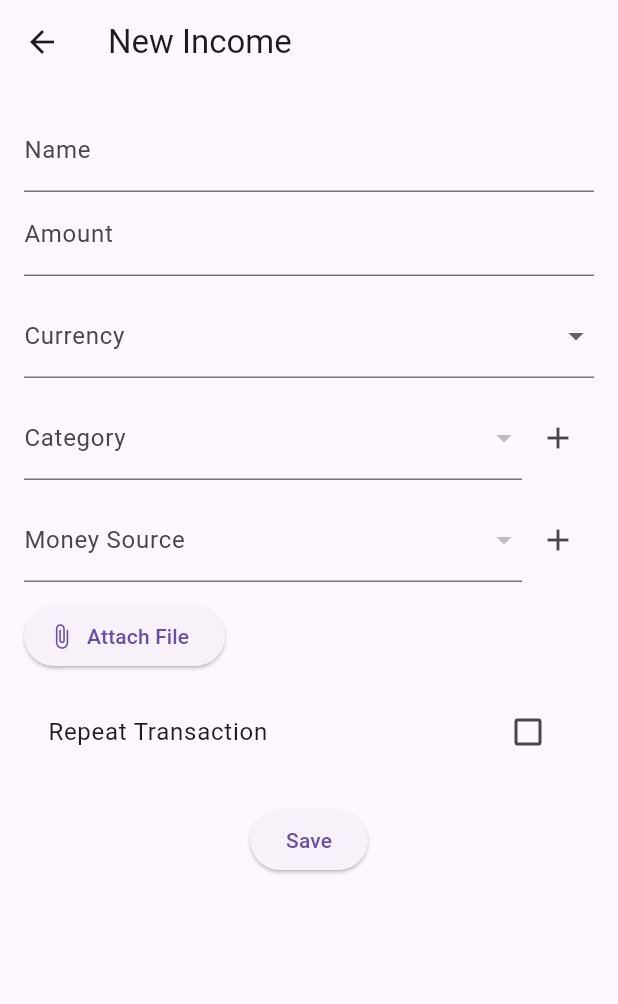
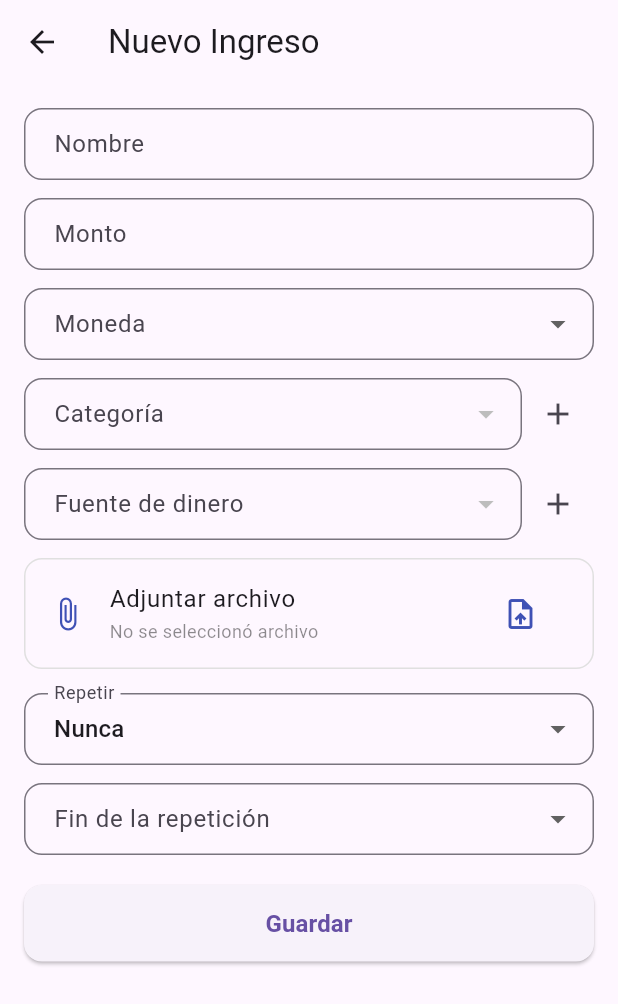
Before and after one commit to Jazmin-Loureiro/Finova, a Flutter app: the TransactionFormScreen screen opened directly, on a phone screen of 412 x 824 dp. Shown: the top 1004 px of the screen. Run offline on Flutter 3.47's test engine with Material 3 defaults, Android fonts, the phone set to English and light mode, and no system bars; our stand-ins replace file_picker, fl_chart, flutter_colorpicker, flutter_secure_storage, image_picker; accounts and stored records are empty; network calls fail.

Commit message:
Mejorar la interfaz de usuario en TransactionFormScreen: traducción de textos y ajustes en la presentación de campos.

```diff
--- a/frontend/lib/screens/transaction_form_screen.dart
+++ b/frontend/lib/screens/transaction_form_screen.dart
@@ -8,7 +8,7 @@ import 'money_maker_form_screen.dart';
 import 'category_form_screen.dart';
 
 class TransactionFormScreen extends StatefulWidget {
-  final String type; // "income" or "expense"
+  final String type; // "income" o "expense"
   const TransactionFormScreen({required this.type, super.key});
 
   @override
@@ -19,24 +19,21 @@ class _TransactionFormScreenState extends State<TransactionFormScreen> {
   final ApiService api = ApiService();
   final _formKey = GlobalKey<FormState>();
 
-  final TextEditingController amountController = TextEditingController(); // Monto controller
-  final TextEditingController nameController = TextEditingController(); // Nombre controller
+  final TextEditingController amountController = TextEditingController();
+  final TextEditingController nameController = TextEditingController();
 
-  List<MoneyMaker> moneyMakers = []; // Lista de FUENTES DE DINERO
-  MoneyMaker? selectedMoneyMaker; // Fuente de dinero seleccionada
+  List<MoneyMaker> moneyMakers = [];
+  MoneyMaker? selectedMoneyMaker;
 
-  List<Map<String, dynamic>> categories = []; // Lista de CATEGORIAS
-  Map<String, dynamic>? selectedCategory; // Categoria seleccionada
+  List<Map<String, dynamic>> categories = [];
+  Map<String, dynamic>? selectedCategory;
 
-  List<String> currencies = ["USD", "EUR", "ARG"]; // Lista de monedas
-  String? selectedCurrency; // Moneda seleccionada
+  List<String> currencies = ["USD", "EUR", "ARG"];
+  String? selectedCurrency;
 
   File? attachedFile;
-  DateTime? selectedDate;
-  TimeOfDay? selectedTime;
-
-  bool repeats = false;
   int? repeatEveryNDays;
+  String? repeatEnd; // para fin de repetición
 
   @override
   void initState() {
@@ -82,24 +79,22 @@ Future<void> _loadMoneyMakers() async {
     }
   }
 
-
-/////////////////////////////////////////////////////
   void saveTransaction() async {
     if (!_formKey.currentState!.validate()) return;
 
-    final amount = double.tryParse(amountController.text); // Monto
-    final name = nameController.text; // Nombre
-    if (amount == null || name.isEmpty || selectedMoneyMaker == null || selectedCategory == null) return; // Validacione
+    final amount = double.tryParse(amountController.text);
+    final name = nameController.text;
+    if (amount == null || name.isEmpty || selectedMoneyMaker == null || selectedCategory == null) return;
 
     final res = await api.createTransaction(
       widget.type,
       amount,
       name,
-      moneyMakerId: selectedMoneyMaker!.id, // sending MoneyMaker ID
-      categoryId: selectedCategory!['id'], // sending Category ID
+      moneyMakerId: selectedMoneyMaker!.id,
+      categoryId: selectedCategory!['id'],
       typeMoney: selectedCurrency,
       file: attachedFile,
-      repetition: repeats,
+      repetition: repeatEveryNDays != null,
       frequencyRepetition: repeatEveryNDays,
     );
 
@@ -109,12 +104,12 @@ Future<void> _loadMoneyMakers() async {
       await showDialog(
         context: context,
         builder: (_) => AlertDialog(
-          title: const Text('Success'),
-          content: Text('${widget.type} created successfully'),
+          title: const Text('Éxito'),
+          content: Text('${widget.type == "income" ? "Ingreso" : "Gasto"} creado correctamente'),
           actions: [
             TextButton(
               onPressed: () => Navigator.pop(context),
-              child: const Text('OK'),
+              child: const Text('Aceptar'),
             ),
           ],
         ),
@@ -123,34 +118,35 @@ Future<void> _loadMoneyMakers() async {
       nameController.clear();
       setState(() {
         attachedFile = null;
-        repeats = false;
         repeatEveryNDays = null;
+        repeatEnd = null;
       });
       Navigator.pop(context);
     } else {
       ScaffoldMessenger.of(context).showSnackBar(
-        const SnackBar(content: Text('Error creating transaction')),
+        const SnackBar(content: Text('Error al crear la transacción')),
       );
     }
   }
 
-  @override
-  void dispose() {
-    amountController.dispose();
-    nameController.dispose();
-    super.dispose();
+  InputDecoration _inputDecoration(String label) {
+    return InputDecoration(
+      labelText: label,
+      border: OutlineInputBorder(borderRadius: BorderRadius.circular(12)),
+      contentPadding: const EdgeInsets.symmetric(horizontal: 16, vertical: 12),
+    );
   }
 
   @override
   Widget build(BuildContext context) {
     const Map<String, String> typeLabels = {
-      "income": "Income",
-      "expense": "Expense",
+      "income": "Ingreso",
+      "expense": "Gasto",
     };
 
     return Scaffold(
       appBar: AppBar(
-        title: Text('New ${typeLabels[widget.type] ?? widget.type}'),
+        title: Text('Nuevo ${typeLabels[widget.type] ?? widget.type}'),
       ),
       body: Padding(
         padding: const EdgeInsets.all(16.0),
@@ -162,35 +158,40 @@ Future<void> _loadMoneyMakers() async {
                 // Nombre
                 TextFormField(
                   controller: nameController,
-                  decoration: const InputDecoration(labelText: 'Name'),
-                  validator: (value) => value == null || value.isEmpty ? 'Enter a name' : null,
+                  decoration: _inputDecoration('Nombre'),
+                  validator: (value) => value == null || value.isEmpty ? 'Ingrese un nombre' : null,
                 ),
+                const SizedBox(height: 12),
+
                 // Monto
                 TextFormField(
                   controller: amountController,
-                  decoration: const InputDecoration(labelText: 'Amount'),
+                  decoration: _inputDecoration('Monto'),
                   keyboardType: TextInputType.number,
                   validator: (value) {
-                    if (value == null || value.isEmpty) return 'Enter an amount';
-                    if (double.tryParse(value) == null) return 'Invalid amount';
+                    if (value == null || value.isEmpty) return 'Ingrese un monto';
+                    if (double.tryParse(value) == null) return 'Monto inválido';
                     return null;
                   },
                 ),
+                const SizedBox(height: 12),
+
                 // Moneda
-                const SizedBox(height: 12),
                 DropdownButtonFormField<String>(
-                  decoration: const InputDecoration(labelText: 'Currency'),
-                  initialValue: selectedCurrency,
+                  decoration: _inputDecoration('Moneda'),
+                  value: selectedCurrency,
                   items: currencies.map((c) => DropdownMenuItem(value: c, child: Text(c))).toList(),
                   onChanged: (value) => setState(() => selectedCurrency = value),
                 ),
                 const SizedBox(height: 12),
+
+                // Categoría
                 Row(
                   children: [
                     Expanded(
                       child: DropdownButtonFormField<Map<String, dynamic>>(
-                        decoration: const InputDecoration(labelText: 'Category'),
-                        initialValue: selectedCategory,
+                        decoration: _inputDecoration('Categoría'),
+                        value: selectedCategory,
                         items: categories
                             .map((c) => DropdownMenuItem(value: c, child: Text(c['name'])))
                             .toList(),
@@ -199,7 +200,7 @@ Future<void> _loadMoneyMakers() async {
                     ),
                     IconButton(
                       icon: const Icon(Icons.add),
-                      tooltip: 'Add Category',
+                      tooltip: 'Agregar categoría',
                       onPressed: () async {
                         final newCategory = await Navigator.push(
                           context,
@@ -207,7 +208,6 @@ Future<void> _loadMoneyMakers() async {
                             builder: (_) => CategoryFormScreen(type: widget.type),
                           ),
                         );
-
                         if (newCategory != null) {
                           setState(() {
                             categories.add(newCategory);
@@ -219,12 +219,14 @@ Future<void> _loadMoneyMakers() async {
                   ],
                 ),
                 const SizedBox(height: 12),
+
+                // Fuente de dinero
                 Row(
                   children: [
                     Expanded(
                       child: DropdownButtonFormField<MoneyMaker>(
-                        decoration: const InputDecoration(labelText: 'Money Source'),
-                        initialValue: selectedMoneyMaker,
+                        decoration: _inputDecoration('Fuente de dinero'),
+                        value: selectedMoneyMaker,
                         items: moneyMakers
                             .map((m) => DropdownMenuItem(value: m, child: Text(m.name)))
                             .toList(),
@@ -233,7 +235,7 @@ Future<void> _loadMoneyMakers() async {
                     ),
                     IconButton(
                       icon: const Icon(Icons.add),
-                      tooltip: 'Add Money Source',
+                      tooltip: 'Agregar fuente de dinero',
                       onPressed: () async {
                         final newMaker = await Navigator.push(
                           context,
@@ -241,49 +243,116 @@ Future<void> _loadMoneyMakers() async {
                         );
                         if (newMaker != null) {
                           setState(() {
-                            moneyMakers.add(newMaker);   // lo agregás a la lista
-                            selectedMoneyMaker = newMaker; // y lo seleccionás
+                            moneyMakers.add(newMaker);
+                            selectedMoneyMaker = newMaker;
                           });
                         }
                       },
                     ),
                   ],
                 ),
+                const SizedBox(height: 12),
 
-                const SizedBox(height: 12),
-                Row(
-                  children: [
-                    ElevatedButton.icon(
-                      onPressed: _pickFile,
-                      icon: const Icon(Icons.attach_file),
-                      label: const Text("Attach File"),
+                // Archivo adjunto
+                ListTile(
+                  shape: RoundedRectangleBorder(
+                    borderRadius: BorderRadius.circular(12),
+                    side: BorderSide(color: Colors.grey.shade300),
                   ),
-                    const SizedBox(width: 12),
-                    if (attachedFile != null)
-                      Expanded(
-                        child: Text(
+                  leading: const Icon(Icons.attach_file, color: Colors.indigo),
+                  title: const Text("Adjuntar archivo"),
+                  subtitle: attachedFile != null
+                      ? Text(
                           attachedFile!.path.split('/').last,
                           overflow: TextOverflow.ellipsis,
+                          style: const TextStyle(fontSize: 12, color: Colors.black54),
+                        )
+                      : const Text(
+                          "No se seleccionó archivo",
+                          style: TextStyle(fontSize: 12, color: Colors.black45),
+                        ),
+                  trailing: IconButton(
+                    icon: const Icon(Icons.upload_file, color: Colors.indigo),
+                    onPressed: _pickFile,
                   ),
                 ),
+                const SizedBox(height: 16),
+
+                // Repetición
+                DropdownButtonFormField<String>(
+                  decoration: _inputDecoration("Repetir"),
+                  value: repeatEveryNDays != null
+                      ? (repeatEveryNDays == 1
+                          ? "Daily"
+                          : repeatEveryNDays == 7
+                              ? "Weekly"
+                              : repeatEveryNDays == 30
+                                  ? "Monthly"
+                                  : repeatEveryNDays == 365
+                                      ? "Yearly"
+                                      : "Never")
+                      : "Never",
+                  items: const [
+                    DropdownMenuItem(value: "Never", child: Text("Nunca")),
+                    DropdownMenuItem(value: "Daily", child: Text("Todos los días")),
+                    DropdownMenuItem(value: "Weekly", child: Text("Una vez a la semana")),
+                    DropdownMenuItem(value: "Monthly", child: Text("Una vez al mes")),
+                    DropdownMenuItem(value: "Yearly", child: Text("Una vez al año")),
                   ],
+                  onChanged: (val) {
+                    setState(() {
+                      switch (val) {
+                        case "Daily":
+                          repeatEveryNDays = 1;
+                          break;
+                        case "Weekly":
+                          repeatEveryNDays = 7;
+                          break;
+                        case "Monthly":
+                          repeatEveryNDays = 30;
+                          break;
+                        case "Yearly":
+                          repeatEveryNDays = 365;
+                          break;
+                        default:
+                          repeatEveryNDays = null;
+                      }
+                    });
+                  },
                 ),
                 const SizedBox(height: 12),
-                CheckboxListTile(
-                  title: const Text("Repeat Transaction"),
-                  value: repeats,
-                  onChanged: (val) => setState(() => repeats = val ?? false),
-                ),
-                if (repeats)
-                  TextFormField(
-                    decoration: const InputDecoration(labelText: "Repeat every N days"),
-                    keyboardType: TextInputType.number,
-                    onChanged: (val) => repeatEveryNDays = int.tryParse(val),
+
+                // Fin de repetición
+                DropdownButtonFormField<String>(
+                  decoration: _inputDecoration("Fin de la repetición"),
+                  value: repeatEnd,
+                  items: const [
+                    DropdownMenuItem(value: "Never", child: Text("Nunca")),
+                    DropdownMenuItem(value: "After5", child: Text("Después de 5 veces")),
+                    DropdownMenuItem(value: "After10", child: Text("Después de 10 veces")),
+                    DropdownMenuItem(value: "CustomDate", child: Text("Fecha personalizada")),
+                  ],
+                  onChanged: (val) {
+                    setState(() => repeatEnd = val);
+                    // Aquí puedes abrir un DatePicker si es CustomDate
+                  },
                 ),
                 const SizedBox(height: 20),
-                ElevatedButton(
+
+                // Guardar
+                SizedBox(
+                  width: double.infinity,
+                  child: ElevatedButton(
                     onPressed: saveTransaction,
-                  child: const Text('Save'),
+                    style: ElevatedButton.styleFrom(
+                      padding: const EdgeInsets.symmetric(vertical: 14),
+                      shape: RoundedRectangleBorder(borderRadius: BorderRadius.circular(12)),
+                    ),
+                    child: const Text(
+                      'Guardar',
+                      style: TextStyle(fontSize: 16, fontWeight: FontWeight.bold),
+                    ),
+                  ),
                 ),
               ],
             ),
```
Lines whose indentation alone changed are shown as unchanged.
